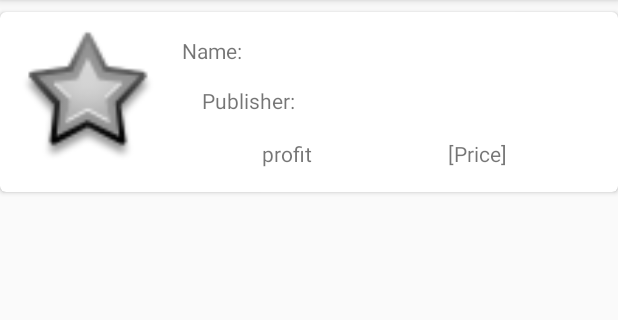
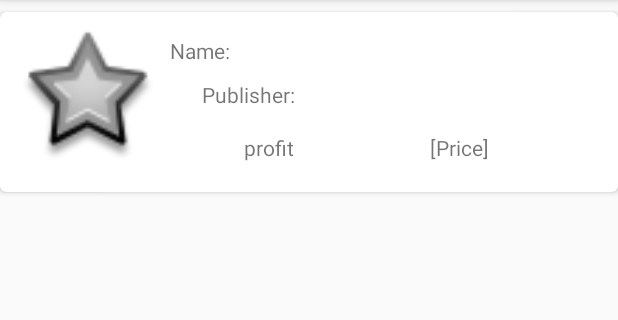
Before and after one commit to OlgaAbir/Ex02_Mobile, an Android app: the layout item_dare.xml on its own in the app's theme, with its tools: preview values and no code run, on a phone screen of 412 x 824 dp, the part 84-404 px from its top. Run offline under Robolectric (Android 15) with nearby library versions, the light colour scheme and no system bars.

Commit message:
Added Dare sorting, removed start/end date and fixed back to signin activity issue

```diff
--- a/FirebaseAuthAndConfig/app/src/main/java/com/deanoy/user/firebaseauthandconfig/MainActivity.java
+++ b/FirebaseAuthAndConfig/app/src/main/java/com/deanoy/user/firebaseauthandconfig/MainActivity.java
@@ -324,7 +324,10 @@ public class MainActivity extends Activity {
         Intent i = new Intent(getApplicationContext(), AllProductsActivity.class);
 
         startActivity(i);
-        finish();
+        if(mAuth.getCurrentUser() != null) {
+            finish();
+        }
+
     }
 
     private void startDisplaySignUpScreen()
--- a/FirebaseAuthAndConfig/app/src/main/res/layout/activity_all_products.xml
+++ b/FirebaseAuthAndConfig/app/src/main/res/layout/activity_all_products.xml
@@ -65,12 +65,13 @@
         app:layout_constraintTop_toBottomOf="@+id/btnViewYourProfile" />
 
     <Button
-        android:id="@+id/btnDateSort"
+        android:id="@+id/btnDescriptionSort"
         android:layout_width="166dp"
         android:layout_height="53dp"
         android:layout_marginLeft="8dp"
         android:layout_marginTop="8dp"
-        android:text="Sort by date (desc)"
+        android:onClick="onDescriptionSortClick"
+        android:text="Sort by description (desc)"
         app:layout_constraintLeft_toLeftOf="parent"
         app:layout_constraintTop_toBottomOf="@+id/spnUserNames" />
 
@@ -80,6 +81,7 @@
         android:layout_height="wrap_content"
         android:layout_marginRight="8dp"
         android:layout_marginTop="8dp"
+        android:onClick="onProfitSortClick"
         android:text="Sort by profit (desc)"
         app:layout_constraintRight_toRightOf="parent"
         app:layout_constraintTop_toBottomOf="@+id/spnUserNames" />
--- a/FirebaseAuthAndConfig/app/src/main/res/layout/item_dare.xml
+++ b/FirebaseAuthAndConfig/app/src/main/res/layout/item_dare.xml
@@ -26,13 +26,13 @@
             <TextView
                 android:id="@+id/tvDareName"
                 android:layout_width="213dp"
-                android:layout_height="25dp"
-                android:layout_marginLeft="132dp"
-                android:layout_marginStart="16dp"
+                android:layout_height="21dp"
+                android:layout_marginLeft="8dp"
                 android:layout_marginTop="12dp"
                 android:text="Name:"
                 app:layout_constraintLeft_toLeftOf="parent"
                 app:layout_constraintTop_toTopOf="parent"
+                card_view:layout_constraintLeft_toRightOf="@+id/ivDareImage"
                 card_view:layout_constraintStart_toEndOf="@+id/ivDareImage" />
 
             <TextView
@@ -40,12 +40,10 @@
                 android:layout_width="105dp"
                 android:layout_height="22dp"
                 android:layout_marginBottom="8dp"
-                android:layout_marginEnd="4dp"
                 android:layout_marginRight="16dp"
                 android:layout_marginTop="8dp"
                 android:text="[Price]"
                 card_view:layout_constraintBottom_toBottomOf="parent"
-                card_view:layout_constraintEnd_toEndOf="parent"
                 card_view:layout_constraintRight_toRightOf="parent"
                 card_view:layout_constraintTop_toBottomOf="@+id/tvPublisher"
                 card_view:layout_constraintVertical_bias="0.0" />
@@ -65,15 +63,13 @@
                 android:id="@+id/tvPublisher"
                 android:layout_width="210dp"
                 android:layout_height="27dp"
-                android:layout_marginEnd="8dp"
-                android:layout_marginRight="16dp"
-                android:layout_marginStart="8dp"
+                android:layout_marginRight="8dp"
+                android:layout_marginLeft="8dp"
                 android:layout_marginTop="8dp"
                 android:text="Publisher:"
-                card_view:layout_constraintEnd_toEndOf="parent"
+                card_view:layout_constraintRight_toRightOf="parent"
                 card_view:layout_constraintHorizontal_bias="0.275"
-                card_view:layout_constraintRight_toRightOf="parent"
-                card_view:layout_constraintStart_toEndOf="@+id/ivDareImage"
+                card_view:layout_constraintLeft_toRightOf="@+id/ivDareImage"
                 card_view:layout_constraintTop_toBottomOf="@+id/tvDareName" />
 
             <TextView
@@ -81,11 +77,11 @@
                 android:layout_width="100dp"
                 android:layout_height="23dp"
                 android:layout_marginBottom="12dp"
-                android:layout_marginEnd="24dp"
+                android:layout_marginRight="24dp"
                 android:layout_marginTop="8dp"
                 android:text="profit"
                 card_view:layout_constraintBottom_toBottomOf="parent"
-                card_view:layout_constraintEnd_toStartOf="@+id/tvPrice"
+                card_view:layout_constraintRight_toLeftOf="@+id/tvPrice"
                 card_view:layout_constraintTop_toBottomOf="@+id/tvPublisher"
                 card_view:layout_constraintVertical_bias="0.0" />
 
```
Also changed, not shown: FirebaseAuthAndConfig/app/src/main/java/Models/Models/Dare.java (+0 -40 lines), FirebaseAuthAndConfig/app/src/main/java/com/deanoy/user/firebaseauthandconfig/AllProductsActivity.java (+38 -0 lines), FirebaseAuthAndConfig/app/src/main/java/com/deanoy/user/firebaseauthandconfig/UserProfileActivity.java (+14 -0 lines).
